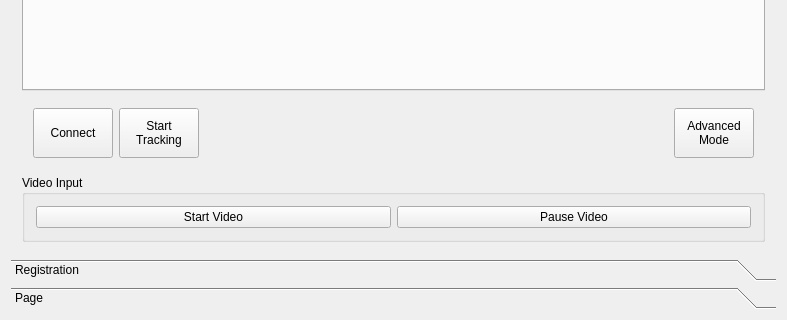
Before: the Qt Designer form Plugins/org.mitk.gui.qt.ARStrokeTreatment/src/internal/ARStrokeTreatmentControls.ui in NAMI-THU/MITK, drawn with Qt 5; both pictures show x 0 to 787 and y 681 to 1001 of the 787 by 1001 pixel window.
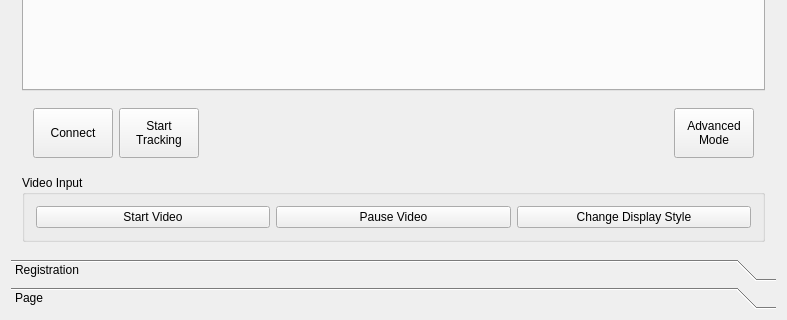
After: the same form once the commit is applied. The open tabs and pages were chosen to show the change. Custom widgets are drawn as their Qt base class.

Commit message: Integrated AutomaticFiducialRegistration Widget

```diff
--- a/Plugins/org.mitk.gui.qt.ARStrokeTreatment/src/internal/ARStrokeTreatmentControls.ui
+++ b/Plugins/org.mitk.gui.qt.ARStrokeTreatment/src/internal/ARStrokeTreatmentControls.ui
@@ -33,7 +33,7 @@
        <rect>
         <x>0</x>
         <y>0</y>
-        <width>370</width>
+        <width>744</width>
         <height>903</height>
        </rect>
       </property>
@@ -972,6 +972,13 @@
               </property>
              </widget>
             </item>
+            <item>
+             <widget class="QPushButton" name="m_ChangeDisplayPushButton">
+              <property name="text">
+               <string>Change Display Style</string>
+              </property>
+             </widget>
+            </item>
            </layout>
           </item>
          </layout>
```
Left out of the diff: 10 changed lines with no effect on the pictures. The commit also changes 5 other files.
